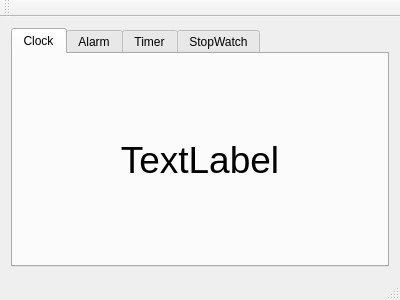
Above: multi-watch/mainwindow.ui from Halum/multi-watch before the change. Below: the same form after it.
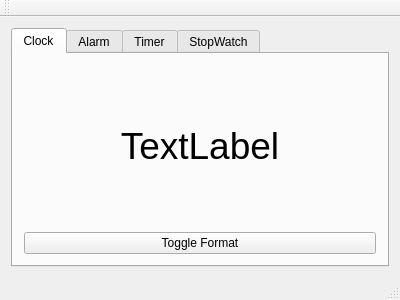
That is the form after the change.

Commit message: #13 - Add toggle time format button

```diff
--- a/multi-watch/mainwindow.ui
+++ b/multi-watch/mainwindow.ui
@@ -43,6 +43,13 @@
           </property>
          </widget>
         </item>
+        <item>
+         <widget class="QPushButton" name="changeTimeFormatBtn">
+          <property name="text">
+           <string>Toggle Format</string>
+          </property>
+         </widget>
+        </item>
        </layout>
       </widget>
       <widget class="QWidget" name="tab_2">
```
The commit also changes 3 other files.
